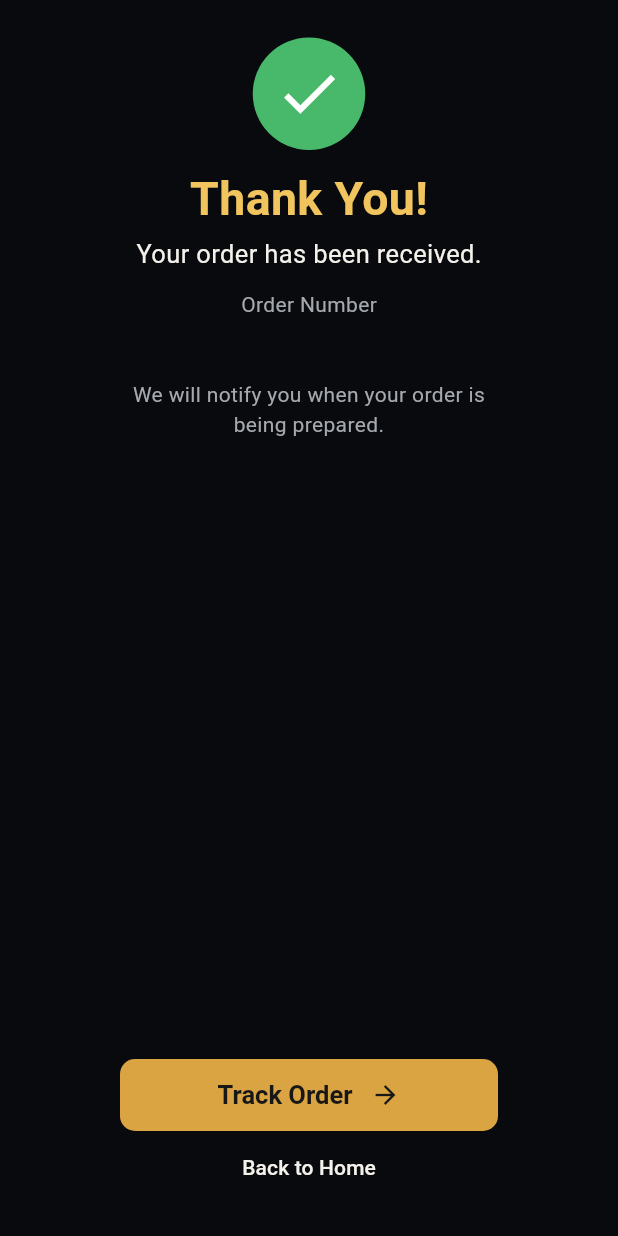
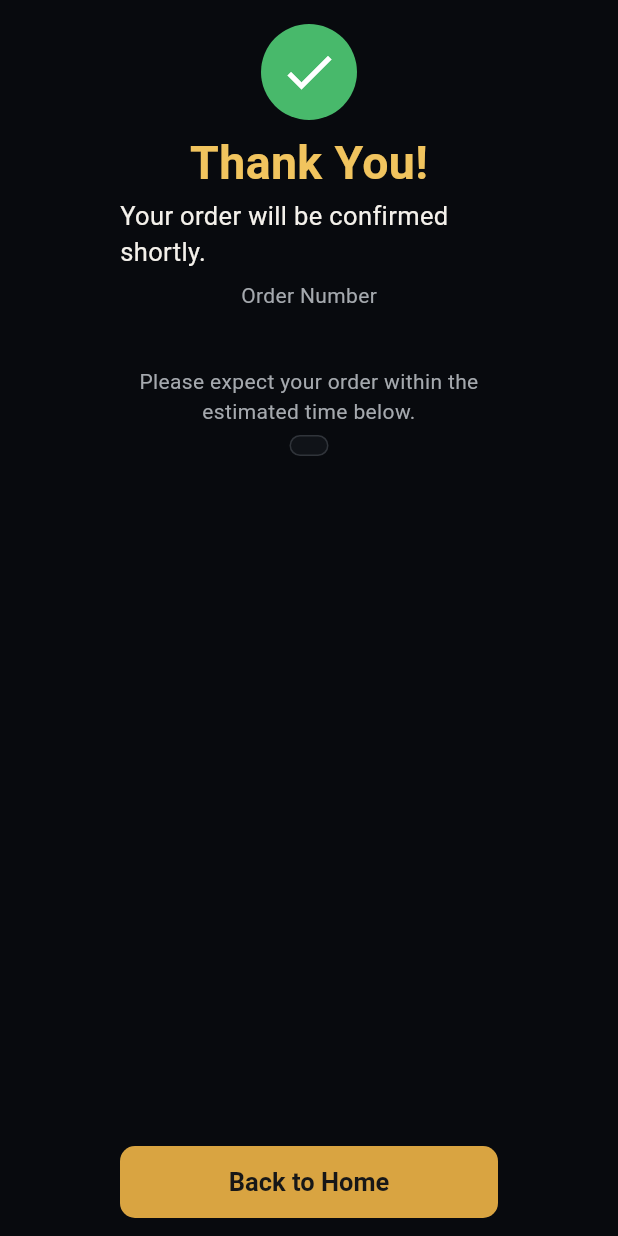
Before and after one commit to haidware/device-demo, a Flutter app: the ConfirmScreen widget shown alone on an empty page, opened directly with empty values, on a phone screen of 412 x 824 dp. Run offline on Flutter 3.47's test engine with Material 3 defaults, Android fonts, the phone set to English and light mode, and no system bars.

Commit message:
feat: simplify order confirmation and show estimates
Co-authored-by: Copilot <223556219+Copilot@users.noreply.github.com>

```diff
--- a/lib/app.dart
+++ b/lib/app.dart
@@ -189,8 +189,8 @@ class _HospitalityOrderDemoState extends State<HospitalityOrderDemo> {
       case AppPage.confirmation:
         return ConfirmScreen(
           orderNumber: _orderNumber,
+          lines: _cartLines,
           onBackHome: () => go(AppPage.home),
-          onTrackOrder: () => go(AppPage.tracking),
         );
       case AppPage.tracking:
         return TrackScreen(
--- a/lib/models/order.dart
+++ b/lib/models/order.dart
@@ -1,3 +1,5 @@
+const estimatedPreparationTime = '20–30 min';
+
 class MenuItem {
   const MenuItem({
     required this.id,
--- a/lib/screens/menu_screens.dart
+++ b/lib/screens/menu_screens.dart
@@ -312,7 +312,7 @@ class DetailScreen extends StatelessWidget {
                   ),
                 ),
                 const Text(
-                  '20–30 min',
+                  estimatedPreparationTime,
                   style: TextStyle(
                     color: AppColors.text,
                     fontSize: 15,
--- a/lib/screens/order_screens.dart
+++ b/lib/screens/order_screens.dart
@@ -266,31 +266,31 @@ class ConfirmScreen extends StatelessWidget {
   const ConfirmScreen({
     super.key,
     required this.orderNumber,
+    required this.lines,
     required this.onBackHome,
-    required this.onTrackOrder,
   });
 
   final String orderNumber;
+  final List<CartLine> lines;
   final VoidCallback onBackHome;
-  final VoidCallback onTrackOrder;
 
   @override
   Widget build(BuildContext context) {
     return ScreenSurface(
-      padding: const EdgeInsets.fromLTRB(80, 25, 80, 22),
+      padding: const EdgeInsets.fromLTRB(80, 16, 80, 12),
       child: Column(
         mainAxisAlignment: MainAxisAlignment.center,
         children: [
           Container(
-            width: 75,
-            height: 75,
+            width: 64,
+            height: 64,
             decoration: const BoxDecoration(
               color: AppColors.green,
               shape: BoxShape.circle,
             ),
-            child: const Icon(Icons.check, color: Colors.white, size: 46),
+            child: const Icon(Icons.check, color: Colors.white, size: 40),
           ),
-          const SizedBox(height: 10),
+          const SizedBox(height: 6),
           const Text(
             'Thank You!',
             style: TextStyle(
@@ -299,12 +299,12 @@ class ConfirmScreen extends StatelessWidget {
               fontWeight: FontWeight.w600,
             ),
           ),
-          const SizedBox(height: 3),
+          const SizedBox(height: 2),
           const Text(
-            'Your order has been received.',
+            'Your order will be confirmed shortly.',
             style: TextStyle(color: AppColors.text, fontSize: 17),
           ),
-          const SizedBox(height: 12),
+          const SizedBox(height: 7),
           const Text(
             'Order Number',
             style: TextStyle(color: AppColors.muted, fontSize: 14),
@@ -318,27 +318,56 @@ class ConfirmScreen extends StatelessWidget {
               fontWeight: FontWeight.w700,
             ),
           ),
-          const SizedBox(height: 6),
+          const SizedBox(height: 3),
           const Text(
-            'We will notify you when your order is being prepared.',
+            'Please expect your order within the estimated time below.',
             textAlign: TextAlign.center,
             style: TextStyle(color: AppColors.muted, fontSize: 14),
           ),
-          const Spacer(),
+          const SizedBox(height: 6),
+          Expanded(
+            child: SingleChildScrollView(
+              child: InfoPanel(
+                padding: const EdgeInsets.symmetric(
+                  horizontal: 12,
+                  vertical: 6,
+                ),
+                child: Column(
+                  children: [
+                    for (var index = 0; index < lines.length; index++) ...[
+                      if (index > 0)
+                        const Divider(height: 8, color: AppColors.border),
+                      Row(
+                        children: [
+                          Expanded(
+                            child: Text(
+                              '${lines[index].item.name} × ${lines[index].quantity}',
+                              style: const TextStyle(
+                                color: AppColors.text,
+                                fontSize: 14,
+                              ),
+                            ),
+                          ),
+                          const Text(
+                            estimatedPreparationTime,
+                            style: TextStyle(
+                              color: AppColors.goldLight,
+                              fontSize: 14,
+                              fontWeight: FontWeight.w600,
+                            ),
+                          ),
+                        ],
+                      ),
+                    ],
+                  ],
+                ),
+              ),
+            ),
+          ),
+          const SizedBox(height: 6),
           SizedBox(
             width: double.infinity,
-            child: GoldButton(
-              label: 'Track Order',
-              onPressed: onTrackOrder,
-              icon: Icons.arrow_forward,
-            ),
-          ),
-          TextButton(
-            onPressed: onBackHome,
-            child: const Text(
-              'Back to Home',
-              style: TextStyle(color: AppColors.text, fontSize: 14),
-            ),
+            child: GoldButton(label: 'Back to Home', onPressed: onBackHome),
           ),
         ],
       ),
```
Also changed, not shown: 1 other file.
